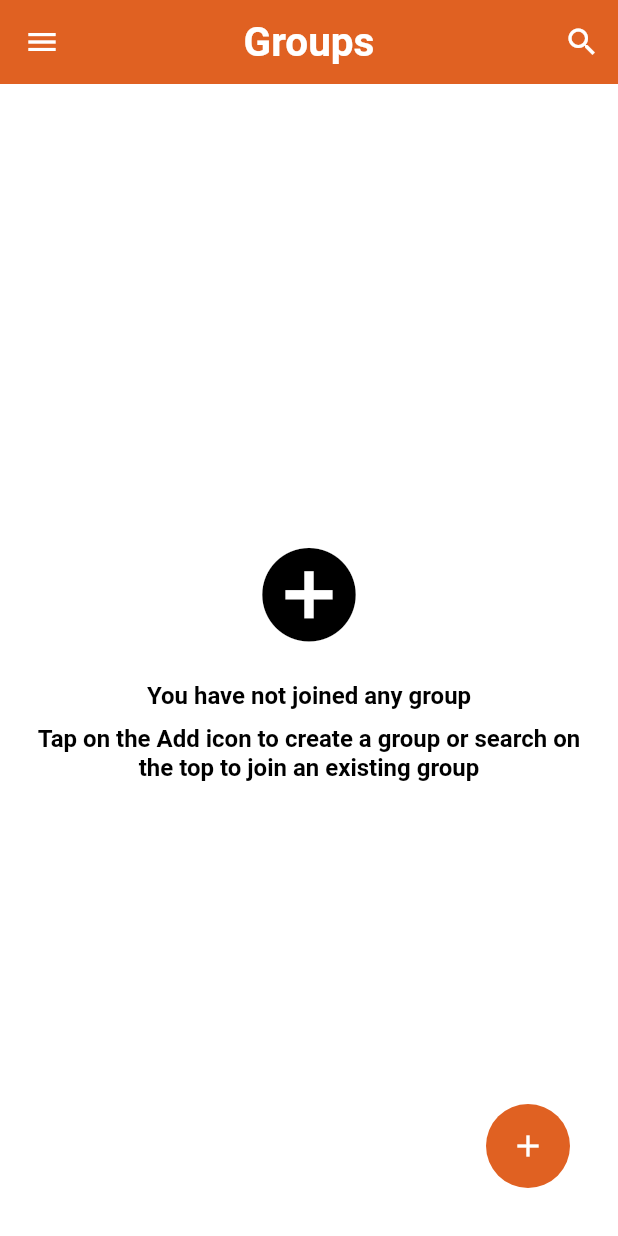
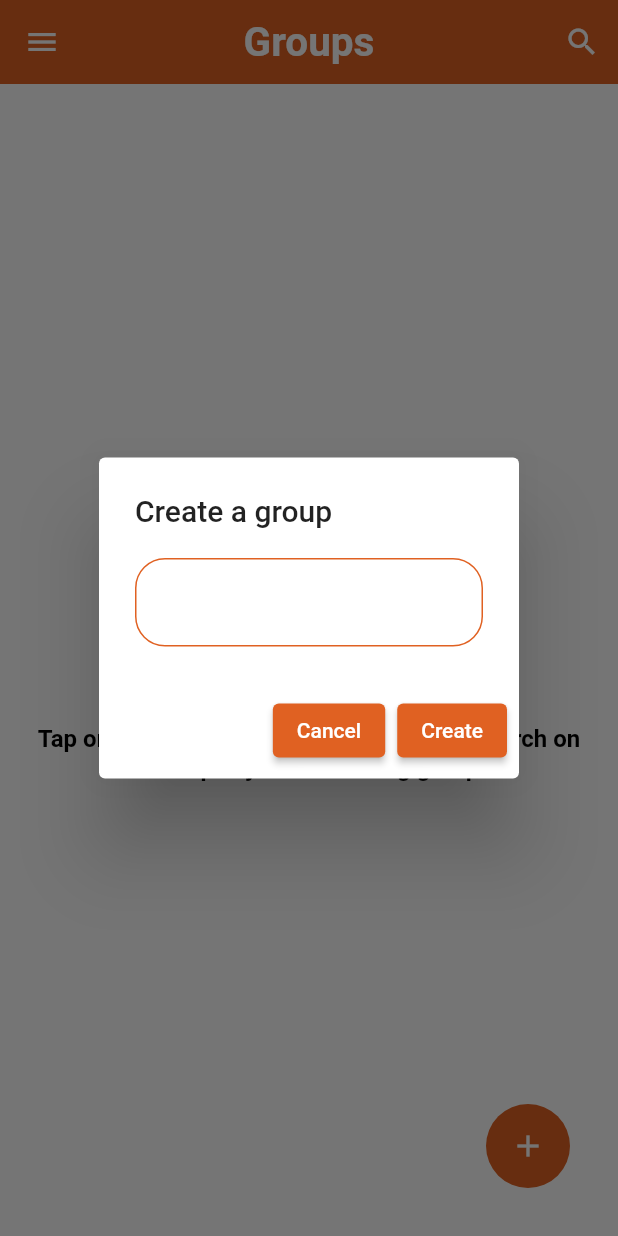
Before and after one commit to abskshrestha/ChatAppFirebase, a Flutter app: the HomePage screen opened directly, after a tap on the "add" icon, on a phone screen of 412 x 824 dp. Run offline on Flutter 3.47's test engine with Material 2 defaults, Android fonts, the phone set to English and light mode, and no system bars; our stand-ins replace cloud_firestore, firebase_auth, firebase_core, shared_preferences; accounts and stored records are empty.

Commit message:
creating group code completed

```diff
--- a/lib/pages/home_page.dart
+++ b/lib/pages/home_page.dart
@@ -1,4 +1,6 @@
 import 'package:chatapp_firebase/service/database_service.dart';
+import 'package:chatapp_firebase/widgets/group_tile.dart';
+import 'package:cloud_firestore/cloud_firestore.dart';
 import 'package:firebase_auth/firebase_auth.dart';
 import 'package:firebase_core/firebase_core.dart';
 
@@ -22,12 +24,24 @@ class _HomePageState extends State<HomePage> {
   String email = "";
   String userName = "";
   Stream? groups;
+  bool _isLoading = false;
+  String groupName = "";
+
   AuthService authService = AuthService();
 
   @override
   void initState() {
     gettingUserData();
     super.initState();
+  }
+
+  // string manipulation
+  String getId(String res) {
+    return res.substring(0, res.indexOf("_"));
+  }
+
+  String getName(String res) {
+    return res.substring(res.indexOf("_") + 1);
   }
 
   gettingUserData() async {
@@ -205,16 +219,108 @@ class _HomePageState extends State<HomePage> {
     );
   }
 
-  popUpDialog(BuildContext context) {}
+  popUpDialog(BuildContext context) {
+    showDialog(
+        barrierDismissible: false,
+        context: context,
+        builder: (context) {
+          return AlertDialog(
+            title: const Text('Create a group'),
+            content: Column(
+              mainAxisSize: MainAxisSize.min,
+              children: [
+                _isLoading
+                    ? const Center(
+                        child: CircularProgressIndicator(),
+                      )
+                    : TextField(
+                        onChanged: (val) {
+                          setState(() {
+                            groupName = val;
+                          });
+                        },
+                        style: const TextStyle(
+                          color: Colors.black,
+                        ),
+                        decoration: InputDecoration(
+                          enabledBorder: OutlineInputBorder(
+                            borderSide: BorderSide(
+                              color: Theme.of(context).primaryColor,
+                            ),
+                            borderRadius: BorderRadius.circular(20),
+                          ),
+                          errorBorder: OutlineInputBorder(
+                            borderSide: const BorderSide(color: Colors.red),
+                            borderRadius: BorderRadius.circular(20),
+                          ),
+                          focusedBorder: OutlineInputBorder(
+                            borderSide: BorderSide(
+                                color: Theme.of(context).primaryColor),
+                            borderRadius: BorderRadius.circular(20),
+                          ),
+                        ),
+                      ),
+              ],
+            ),
+            actions: [
+              ElevatedButton(
+                onPressed: () {
+                  Navigator.of(context).pop();
+                },
+                style: ElevatedButton.styleFrom(
+                    backgroundColor: Theme.of(context).primaryColor),
+                child: const Text('Cancel'),
+              ),
+              ElevatedButton(
+                onPressed: () async {
+                  if (groupName != "") {
+                    setState(() {
+                      _isLoading = true;
+                    });
+                    DatabaseService(uid: FirebaseAuth.instance.currentUser!.uid)
+                        .createGroup(userName,
+                            FirebaseAuth.instance.currentUser!.uid, groupName)
+                        .whenComplete(() {
+                      _isLoading = false;
+                    });
+                    Navigator.of(context).pop();
+
+                    showSnackBar(
+                        context, Colors.green, "Group created successfully");
+                  }
+                },
+                style: ElevatedButton.styleFrom(
+                    backgroundColor: Theme.of(context).primaryColor),
+                child: const Text('Create'),
+              ),
+            ],
+          );
+        });
+  }
 
   groupList() {
     return StreamBuilder(
         stream: groups,
         builder: (context, AsyncSnapshot snapshot) {
+          // make some checks
           if (snapshot.hasData) {
             if (snapshot.data['groups'] != null) {
               if (snapshot.data['groups'].length != 0) {
-                return Text('Helloooooo');
+                return ListView.builder(
+                  itemCount: snapshot.data['groups'].length,
+                  itemBuilder: (context, index) {
+                    return GroupTile(
+                        groupId: getId(snapshot.data['groups'][index]),
+                        groupName: getName(snapshot.data['groups'][index]),
+                        userName: snapshot.data['fullName']);
+
+                    // int reverseIndex = snapshot.data['groups'].length - index - 1;
+                    // return GroupTile(
+                    //     groupId: getId(snapshot.data['groups'][reverseIndex]),
+                    //     groupName: getName(snapshot.data['groups'][reverseIndex]),
+                    //     userName: snapshot.data['fullName']);
+                  },
+                );
               } else
                 return noGroupWidget();
             } else
@@ -234,16 +340,21 @@ class _HomePageState extends State<HomePage> {
       child: Column(
         mainAxisAlignment: MainAxisAlignment.center,
         crossAxisAlignment: CrossAxisAlignment.center,
-        children: const [
-          Icon(
-            Icons.add_circle,
-            size: 75,
-            color: Colors.black,
+        children: [
+          GestureDetector(
+            onTap: () {
+              popUpDialog(context);
+            },
+            child: const Icon(
+              Icons.add_circle,
+              size: 75,
+              color: Colors.black,
+            ),
           ),
-          SizedBox(
+          const SizedBox(
             height: 20,
           ),
-          Text(
+          const Text(
             'You have not joined any group',
             textAlign: TextAlign.center,
             style: TextStyle(
@@ -252,10 +363,10 @@ class _HomePageState extends State<HomePage> {
               fontWeight: FontWeight.bold,
             ),
           ),
-          SizedBox(
+          const SizedBox(
             height: 10,
           ),
-          Text(
+          const Text(
             'Tap on the Add icon to create a group or search on the top to join an existing group',
             textAlign: TextAlign.center,
             style: TextStyle(
--- a/lib/widgets/widgets.dart
+++ b/lib/widgets/widgets.dart
@@ -1,5 +1,3 @@
-import 'dart:ui';
-
 import 'package:flutter/material.dart';
 
 const textInputDecoration = InputDecoration(
```
Also changed, not shown: lib/service/database_service.dart (+15 -12 lines), lib/widgets/group_tile.dart (added, +61 -0 lines), lib/pages/chat_page.dart (added).
